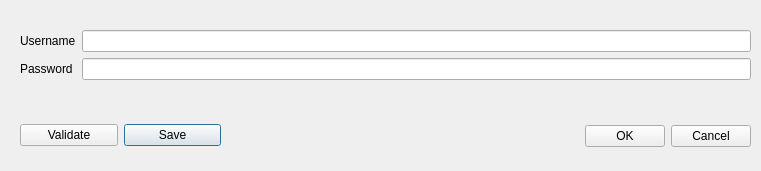
Old version of the form UVITool/UVITool_Credentials.ui in the repository nagyistge/DGConnect.
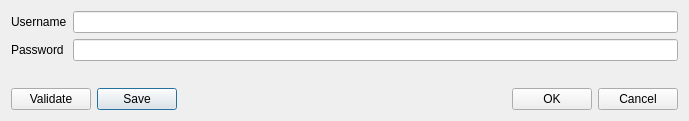
New version of the form.

The edit to the form file:
```diff
--- a/UVITool/UVITool_Credentials.ui
+++ b/UVITool/UVITool_Credentials.ui
@@ -6,8 +6,8 @@
    <rect>
     <x>0</x>
     <y>0</y>
-    <width>761</width>
-    <height>171</height>
+    <width>689</width>
+    <height>121</height>
    </rect>
   </property>
   <property name="windowTitle">
@@ -16,15 +16,30 @@
   <property name="modal">
    <bool>false</bool>
   </property>
+  <layout class="QGridLayout" name="gridLayout">
+   <item row="1" column="0">
+    <layout class="QHBoxLayout" name="horizontalLayout">
+     <item>
+      <widget class="QPushButton" name="validate_button">
+       <property name="text">
+        <string>Validate</string>
+       </property>
+      </widget>
+     </item>
+     <item>
+      <widget class="QPushButton" name="save_button">
+       <property name="text">
+        <string>Save</string>
+       </property>
+       <property name="default">
+        <bool>true</bool>
+       </property>
+      </widget>
+     </item>
+    </layout>
+   </item>
+   <item row="1" column="1">
   <widget class="QDialogButtonBox" name="buttonBox">
-   <property name="geometry">
-    <rect>
-     <x>410</x>
-     <y>120</y>
-     <width>341</width>
-     <height>32</height>
-    </rect>
-   </property>
    <property name="orientation">
     <enum>Qt::Horizontal</enum>
    </property>
@@ -32,15 +47,8 @@
     <set>QDialogButtonBox::Cancel|QDialogButtonBox::Ok</set>
    </property>
   </widget>
-  <widget class="QWidget" name="formLayoutWidget">
-   <property name="geometry">
-    <rect>
-     <x>20</x>
-     <y>30</y>
-     <width>731</width>
-     <height>71</height>
-    </rect>
-   </property>
+   </item>
+   <item row="0" column="0" colspan="2">
    <layout class="QFormLayout" name="formLayout">
     <item row="0" column="0">
      <widget class="QLabel" name="username_label">
@@ -63,36 +71,8 @@
      <widget class="QLineEdit" name="password"/>
     </item>
    </layout>
-  </widget>
-  <widget class="QWidget" name="horizontalLayoutWidget">
-   <property name="geometry">
-    <rect>
-     <x>20</x>
-     <y>110</y>
-     <width>201</width>
-     <height>51</height>
-    </rect>
-   </property>
-   <layout class="QHBoxLayout" name="horizontalLayout">
-    <item>
-     <widget class="QPushButton" name="validate_button">
-      <property name="text">
-       <string>Validate</string>
-      </property>
-     </widget>
-    </item>
-    <item>
-     <widget class="QPushButton" name="save_button">
-      <property name="text">
-       <string>Save</string>
-      </property>
-      <property name="default">
-       <bool>true</bool>
-      </property>
-     </widget>
-    </item>
-   </layout>
-  </widget>
+   </item>
+  </layout>
  </widget>
  <resources/>
  <connections>
```
Lines whose indentation alone changed are shown as unchanged.
